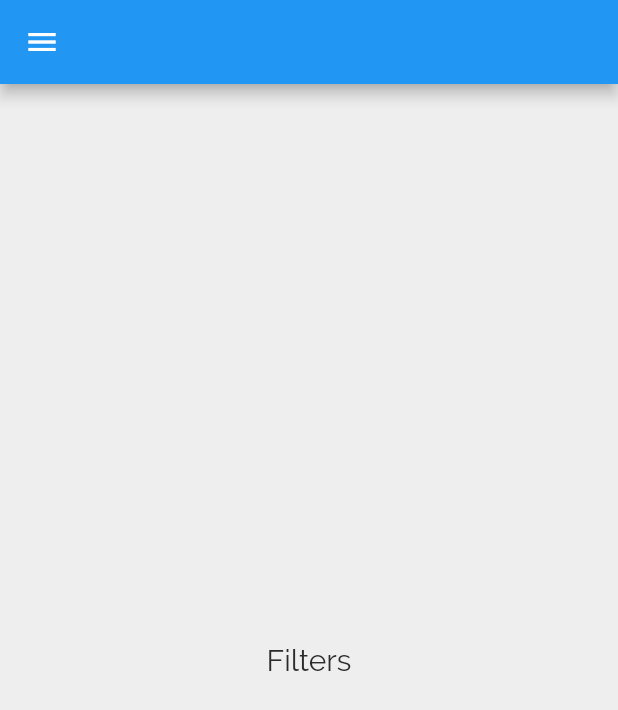
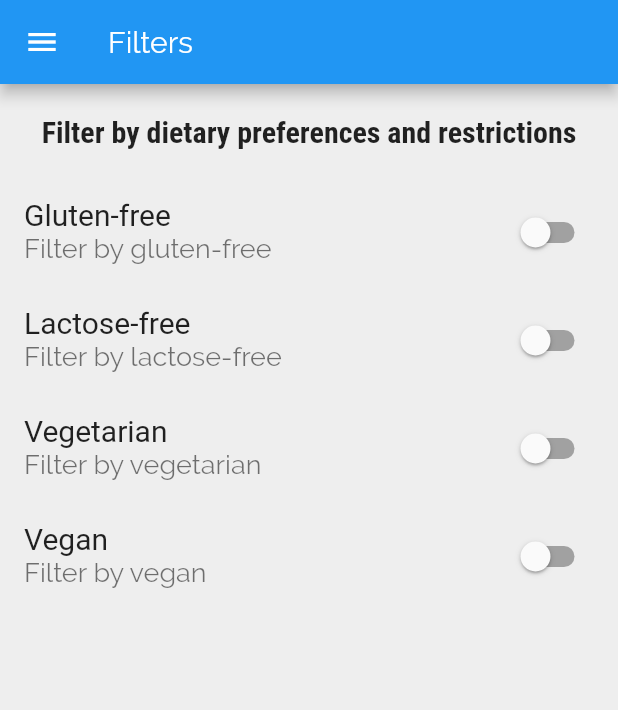
Before and after one commit to mmcguire91/meals_and_recipes, a Flutter app: the FiltersView screen opened by its route, on a phone screen of 412 x 824 dp. Shown: the top 710 px of the screen. Run offline on Flutter 3.47's test engine with Material 2 defaults, Android fonts, the phone set to English and light mode, and no system bars.

Commit message:
built Filters view UI

```diff
--- a/lib/main.dart
+++ b/lib/main.dart
@@ -21,7 +21,7 @@ class MyApp extends StatelessWidget {
         fontFamily: 'Raleway',
         textTheme: ThemeData.light().textTheme.copyWith(
               bodyText1: TextStyle(color: Colors.red),
-              bodyText2: TextStyle(color: Color(0xFF2B2B2B), fontSize: 20.0),
+              bodyText2: TextStyle(color: Color(0xFF2B2B2B), fontSize: 18.0),
               headline6: TextStyle(
                 fontSize: 20,
                 fontFamily: 'RobotoCondensed',
--- a/lib/views/category_meals_view.dart
+++ b/lib/views/category_meals_view.dart
@@ -36,9 +36,9 @@ class _CategoryMealsViewState extends State<CategoryMealsView> {
       _loadedInitData = true;
       //this variable is the foundation of this (not all) didChangeDependencies function. Now that the user is returning to this screen we are changing the value of this variable to true as in the user has viewed this page before
     }
-    //if the user is seeing this view for the first time we run this function to display the appropriate meals
     super.didChangeDependencies();
   }
+  //if the user is seeing this view for the first time we run this function to display the appropriate meals
 
   void _removeMeal(String mealID) {
     setState(() {
--- a/lib/views/filters_view.dart
+++ b/lib/views/filters_view.dart
@@ -2,16 +2,103 @@ import 'package:flutter/material.dart';
 
 import '../widgets/hamburger_menu.dart';
 
-class FiltersView extends StatelessWidget {
+class FiltersView extends StatefulWidget {
   static const routeName = '/filters';
+
+  @override
+  _FiltersViewState createState() => _FiltersViewState();
+}
+
+class _FiltersViewState extends State<FiltersView> {
+  bool _glutenFree = false;
+  bool _lactoseFree = false;
+  bool _vegetarian = false;
+  bool _vegan = false;
+
+  Widget _filterSwitchListTile(String title, String description,
+      bool currentValue, Function updatedValue) {
+    return SwitchListTile(
+      title: Text(
+        title,
+        style: TextStyle(fontSize: 20),
+      ),
+      subtitle: Text(description),
+      value: currentValue,
+      onChanged: updatedValue,
+    );
+  }
 
   @override
   Widget build(BuildContext context) {
     return Scaffold(
-      appBar: AppBar(),
+      appBar: AppBar(
+        title: Text('Filters'),
+      ),
       drawer: HamburgerMenu(),
-      body: Center(
-        child: Text('Filters'),
+      body: Column(
+        children: <Widget>[
+          Container(
+            padding: EdgeInsets.all(20),
+            child: Text(
+              'Filter by dietary preferences and restrictions',
+              style: Theme.of(context).textTheme.headline6,
+            ),
+          ),
+          Expanded(
+            child: ListView(
+              children: <Widget>[
+                _filterSwitchListTile(
+                  'Gluten-free',
+                  'Filter by gluten-free',
+                  _glutenFree,
+                  (newValue) {
+                    setState(
+                      () {
+                        _glutenFree = newValue;
+                      },
+                    );
+                  },
+                ),
+                _filterSwitchListTile(
+                  'Lactose-free',
+                  'Filter by lactose-free',
+                  _lactoseFree,
+                  (newValue) {
+                    setState(
+                      () {
+                        _lactoseFree = newValue;
+                      },
+                    );
+                  },
+                ),
+                _filterSwitchListTile(
+                  'Vegetarian',
+                  'Filter by vegetarian',
+                  _vegetarian,
+                  (newValue) {
+                    setState(
+                      () {
+                        _vegetarian = newValue;
+                      },
+                    );
+                  },
+                ),
+                _filterSwitchListTile(
+                  'Vegan',
+                  'Filter by vegan',
+                  _vegan,
+                  (newValue) {
+                    setState(
+                      () {
+                        _vegan = newValue;
+                      },
+                    );
+                  },
+                ),
+              ],
+            ),
+          )
+        ],
       ),
     );
   }
--- a/lib/widgets/meal_item.dart
+++ b/lib/widgets/meal_item.dart
@@ -70,9 +70,10 @@ class MealItem extends StatelessWidget {
           removeItem(result);
         }
       },
-      //.then executes a function when you do the inverse of the defined navigator function
-      //i.e. you performed a navigator.push here so the inverse is when you navigator.pop()
     );
+    //.then executes a function when you do the inverse of the defined navigator function
+    //i.e. you performed a navigator.push here so the inverse is when you navigator.pop()
+    //.then is also where you receive data that was popped back to this screen
   }
   //navigator method to push to the MealDetailView
 
```
